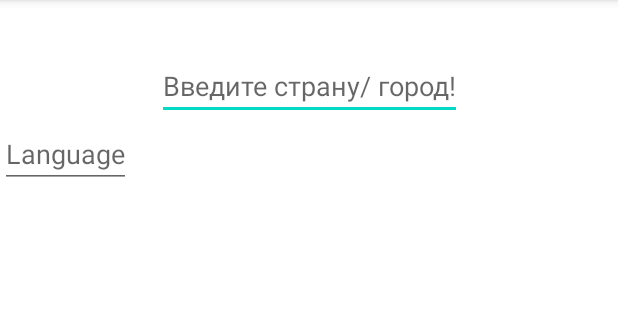
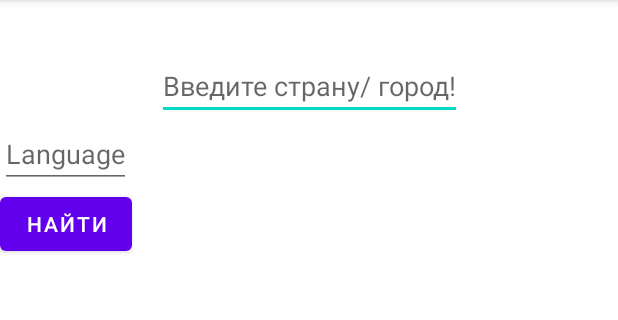
Before and after one commit to Serg8787/SearchEngineGitHub, an Android app: the screen it shows after launch (MainActivity), on a phone screen of 412 x 824 dp, the part 84-404 px from its top. Run offline under Robolectric (Android 15) with nearby library versions, the phone set to English and light mode, and no system bars.

```diff
--- a/app/src/main/java/com/example/searchenginegithub/MainActivity.kt
+++ b/app/src/main/java/com/example/searchenginegithub/MainActivity.kt
@@ -1,8 +1,8 @@
 package com.example.searchenginegithub
 
-import androidx.appcompat.app.AppCompatActivity
 import android.os.Bundle
 import android.util.Log
+import androidx.appcompat.app.AppCompatActivity
 import androidx.recyclerview.widget.LinearLayoutManager
 import kotlinx.android.synthetic.main.activity_main.*
 import retrofit2.Call
@@ -12,26 +12,46 @@ import retrofit2.Response
 class MainActivity : AppCompatActivity() {
 
     var adapter: ProgramistAdapter? = null
+    lateinit var location: String
+    lateinit var language: String
+
     override fun onCreate(savedInstanceState: Bundle?) {
         super.onCreate(savedInstanceState)
         setContentView(R.layout.activity_main)
+        language = ""
+        location = ""
 
-        val loc:String = edLocation.text.toString()
-        val lan:String = edLanguage.text.toString()
+        btSearch.setOnClickListener {
+            getListProgramist()
+        }
+    }
 
-        var retrofit = RetrofitClient.getClient("https://api.github.com/").create(API::class.java)
+    fun getListProgramist() {
+        location = edLocation.text.toString()
+        language = edLanguage.text.toString()
 
-        retrofit.search("location:ukraine language:java")
+        val retrofit = RetrofitClient.getClient("https://api.github.com/").create(API::class.java)
+        // наш запрос https://api.github.com/search/users?q=location:ukraine+language:java
+        // q=означает что у нас в классе API один Query, хотя параметра для вставки два location и language
+        // методом тыка я нашел что вместо + надо просто ставить пробел.
+        // Тут при поиске в Гугле ничего не находил, что поставить вместо +
+
+        retrofit.search("location:${location} language:${language}")
             .enqueue(object : Callback<ResultListProgramist> {
-            override fun onResponse(call: Call<ResultListProgramist>, response: Response<ResultListProgramist>) {
-                if (response.body() != null){
-                    val list:ArrayList<ItemProgramist> = response.body()!!.items as ArrayList<ItemProgramist>
+                override fun onResponse(
+                    call: Call<ResultListProgramist>,
+                    response: Response<ResultListProgramist>
+                ) {
+                    if (response.body() != null) {
+                        val list: ArrayList<ItemProgramist> =
+                            response.body()!!.items as ArrayList<ItemProgramist>
                         adapter = ProgramistAdapter(baseContext, list)
-                    recycler.setLayoutManager(LinearLayoutManager(baseContext));
+                        recycler.setLayoutManager(LinearLayoutManager(this@MainActivity));
                         recycler.setAdapter(adapter);
                     }
-                Log.d("MyLOG", "onRespose "+ response.body()!!.total_count.toString())
+                    Log.d("MyLOG", "onRespose " + response.body()!!.total_count.toString())
                 }
+
                 override fun onFailure(call: Call<ResultListProgramist>, t: Throwable) {
                     Log.d("MyLOG", "onFailture")
                 }
--- a/app/src/main/res/layout/activity_main.xml
+++ b/app/src/main/res/layout/activity_main.xml
@@ -24,12 +24,19 @@
         android:hint="Language"
         app:layout_constraintTop_toBottomOf="@+id/edLocation"
         tools:ignore="MissingConstraints" />
+    <Button
+        android:id="@+id/btSearch"
+        android:layout_width="wrap_content"
+        android:layout_height="wrap_content"
+        android:text="Найти"
+        app:layout_constraintTop_toBottomOf="@+id/edLanguage"/>
 
     <androidx.recyclerview.widget.RecyclerView
         android:id="@+id/recycler"
         android:layout_width="match_parent"
         android:layout_height="0dp"
-        app:layout_constraintTop_toBottomOf="@+id/edLanguage"
+        app:layoutManager="LinearLayoutManager"
+        app:layout_constraintTop_toBottomOf="@+id/btSearch"
         app:layout_constraintBottom_toBottomOf="parent"/>
 
 </androidx.constraintlayout.widget.ConstraintLayout>
```
Also changed, not shown: app/src/main/res/values/strings.xml (+12 -0 lines). Lines whose indentation alone changed are shown as unchanged.
